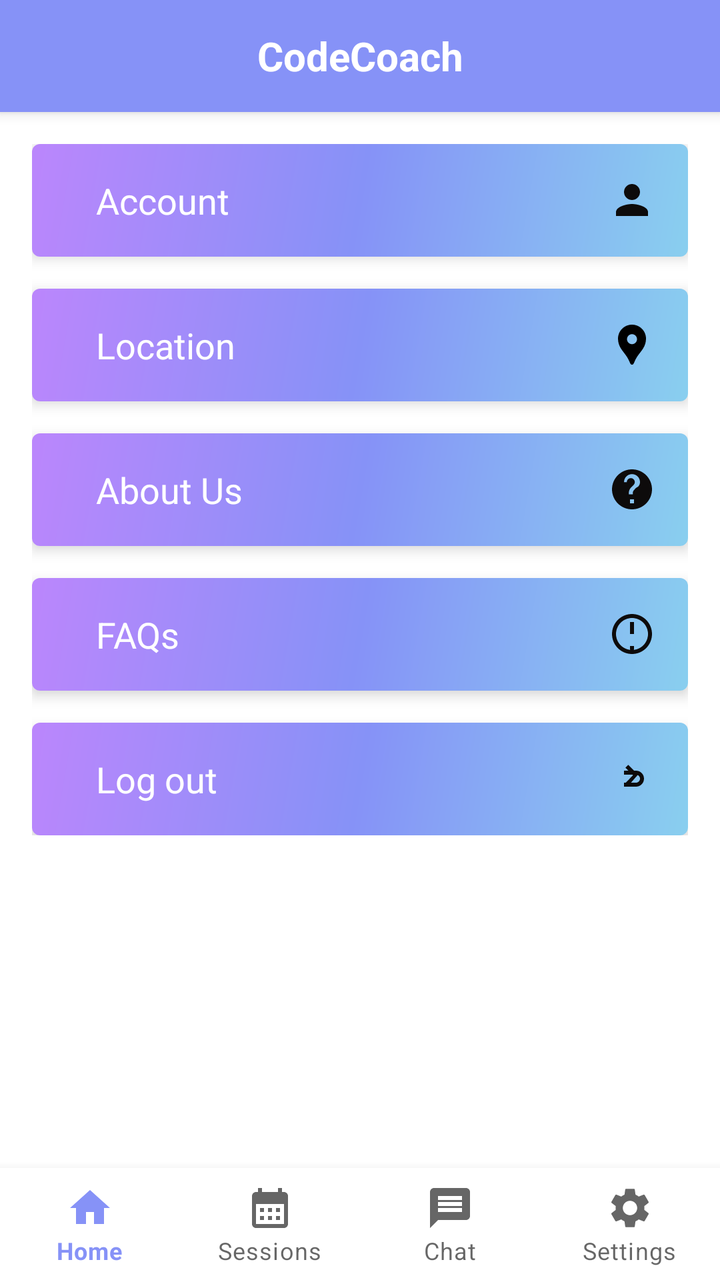
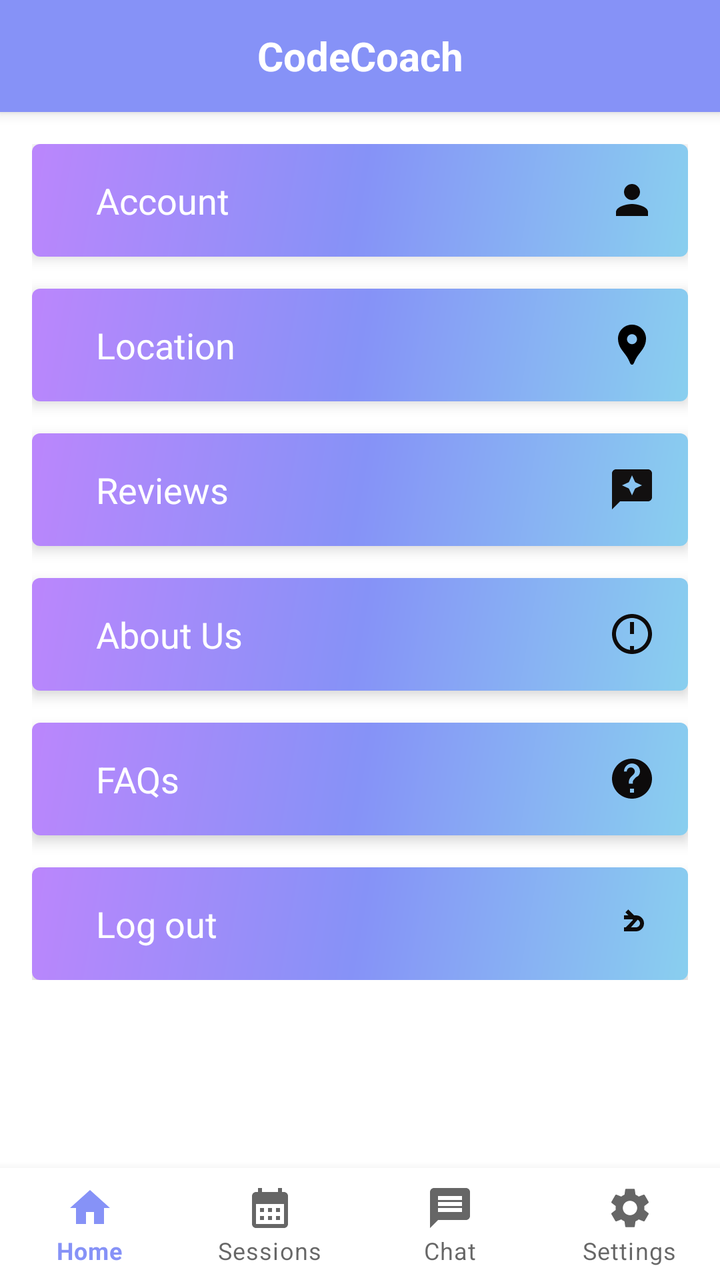

An Android layout rendered at two revisions. The XML below is the earlier revision; the diff shows what the commit changed to produce the second picture.
<!-- AndroidManifest.xml: application theme Theme.CC -->
<!-- res/layout/activity_tutor_settings.xml -->
<?xml version="1.0" encoding="utf-8"?>
<androidx.constraintlayout.widget.ConstraintLayout
    xmlns:android="http://schemas.android.com/apk/res/android"
    xmlns:app="http://schemas.android.com/apk/res-auto"
    xmlns:tools="http://schemas.android.com/tools"
    android:id="@+id/main"
    android:layout_width="match_parent"
    android:layout_height="match_parent"
    android:background="@android:color/system_on_tertiary_light"
    tools:context=".TutorSettings"
    tools:ignore="NewApi">

    <androidx.appcompat.widget.Toolbar
        android:id="@+id/top_bar"
        android:layout_width="match_parent"
        android:layout_height="wrap_content"
        android:background="?attr/colorPrimary"
        android:elevation="4dp"
        tools:ignore="MissingConstraints">

        <TextView
            android:id="@+id/top_bar_title"
            android:layout_width="wrap_content"
            android:layout_height="wrap_content"
            android:layout_gravity="center"
            android:text="CodeCoach"
            android:textColor="@android:color/white"
            android:textSize="20sp"
            android:textStyle="bold" />
    </androidx.appcompat.widget.Toolbar>

    <ScrollView
        android:id="@+id/scrollView"
        android:layout_width="0dp"
        android:layout_height="0dp"
        app:layout_constraintTop_toBottomOf="@id/top_bar"
        app:layout_constraintBottom_toTopOf="@id/bottomNavigationView"
        app:layout_constraintStart_toStartOf="parent"
        app:layout_constraintEnd_toEndOf="parent">

        <LinearLayout
            android:layout_width="match_parent"
            android:layout_height="wrap_content"
            android:orientation="vertical"
            android:padding="16dp">

            <com.google.android.material.card.MaterialCardView
                android:id="@+id/accountCard"
                android:layout_width="match_parent"
                android:layout_height="wrap_content"
                android:layout_marginBottom="16dp"
                android:clickable="true"
                android:focusable="true"
                app:cardElevation="4dp">

                <LinearLayout
                    android:layout_width="match_parent"
                    android:layout_height="wrap_content"
                    android:background="@drawable/gradient"
                    android:orientation="horizontal"
                    android:padding="16dp"
                    android:gravity="center_vertical">

                    <TextView
                        android:layout_width="0dp"
                        android:layout_height="wrap_content"
                        android:layout_marginStart="16dp"
                        android:layout_weight="1"
                        android:textColor="@color/white"
                        android:text="Account"
                        android:textSize="18sp" />

                    <ImageView
                        android:layout_width="24dp"
                        android:layout_height="24dp"
                        android:contentDescription="@string/next"
                        android:src="@drawable/baseline_person_2" />
                </LinearLayout>
            </com.google.android.material.card.MaterialCardView>

            <com.google.android.material.card.MaterialCardView
                android:layout_width="match_parent"
                android:layout_height="wrap_content"
                android:layout_marginBottom="16dp"
                android:id="@+id/locationCard"
                android:clickable="true"
                android:focusable="true"
                app:cardElevation="4dp">

                <LinearLayout
                    android:layout_width="match_parent"
                    android:layout_height="wrap_content"
                    android:orientation="horizontal"
                    android:background="@drawable/gradient"
                    android:padding="16dp"
                    android:gravity="center_vertical">

                    <TextView
                        android:layout_width="0dp"
                        android:layout_height="wrap_content"
                        android:layout_marginStart="16dp"
                        android:layout_weight="1"
                        android:textColor="@color/white"
                        android:text="Location"
                        android:textSize="18sp" />

                    <ImageView
                        android:layout_width="24dp"
                        android:layout_height="24dp"
                        android:src="@drawable/baseline_location_pin_24"
                        android:contentDescription="@string/next" />
                </LinearLayout>
            </com.google.android.material.card.MaterialCardView>

            <com.google.android.material.card.MaterialCardView
                android:layout_width="match_parent"
                android:layout_height="wrap_content"
                android:layout_marginBottom="16dp"
                android:clickable="true"
                android:id="@+id/TutorAboutUs"
                android:focusable="true"
                app:cardElevation="4dp">

                <LinearLayout
                    android:layout_width="match_parent"
                    android:layout_height="wrap_content"
                    android:orientation="horizontal"
                    android:background="@drawable/gradient"
                    android:padding="16dp"
                    android:gravity="center_vertical">

                    <TextView
                        android:layout_width="0dp"
                        android:layout_height="wrap_content"
                        android:layout_marginStart="16dp"
                        android:layout_weight="1"
                        android:textColor="@color/white"
                        android:text="About Us"
                        android:textSize="18sp" />

                    <ImageView
                        android:layout_width="24dp"
                        android:layout_height="24dp"
                        android:src="@drawable/baseline_aboutus_24"
                        android:contentDescription="@string/next" />
                </LinearLayout>
            </com.google.android.material.card.MaterialCardView>

            <com.google.android.material.card.MaterialCardView
                android:layout_width="match_parent"
                android:layout_height="wrap_content"
                android:layout_marginBottom="16dp"
                android:id="@+id/TutorFaqCard"
                android:clickable="true"
                android:focusable="true"
                app:cardElevation="4dp">

                <LinearLayout
                    android:layout_width="match_parent"
                    android:layout_height="wrap_content"
                    android:orientation="horizontal"
                    android:background="@drawable/gradient"
                    android:padding="16dp"
                    android:gravity="center_vertical">

                    <TextView
                        android:layout_width="0dp"
                        android:layout_height="wrap_content"
                        android:layout_marginStart="16dp"
                        android:layout_weight="1"
                        android:textColor="@color/white"
                        android:text="FAQs"
                        android:textSize="18sp" />

                    <ImageView
                        android:layout_width="24dp"
                        android:layout_height="24dp"
                        android:src="@drawable/baseline_faqs_24"
                        android:contentDescription="@string/next" />
                </LinearLayout>
            </com.google.android.material.card.MaterialCardView>

            <com.google.android.material.card.MaterialCardView
                android:layout_width="match_parent"
                android:layout_height="wrap_content"
                android:clickable="true"
                android:id="@+id/logoutCard"
                android:focusable="true"
                app:cardElevation="4dp">

                <LinearLayout
                    android:layout_width="match_parent"
                    android:layout_height="wrap_content"
                    android:orientation="horizontal"
                    android:background="@drawable/gradient"
                    android:padding="16dp"
                    android:gravity="center_vertical">

                    <TextView
                        android:layout_width="0dp"
                        android:layout_height="wrap_content"
                        android:layout_marginStart="16dp"
                        android:layout_weight="1"
                        android:textColor="@color/white"
                        android:text="Log out"
                        android:textSize="18sp" />

                    <ImageView
                        android:layout_width="24dp"
                        android:layout_height="24dp"
                        android:src="@drawable/baseline_logout_24"
                        android:contentDescription="@string/next" />
                </LinearLayout>
            </com.google.android.material.card.MaterialCardView>

        </LinearLayout>
    </ScrollView>

    <FrameLayout
        android:id="@+id/fragment_container"
        android:layout_width="match_parent"
        android:layout_height="match_parent"
        android:layout_above="@id/bottomNavigationView"
        android:visibility="gone"
        tools:ignore="NotSibling" />

    <com.google.android.material.bottomnavigation.BottomNavigationView
        android:id="@+id/bottomNavigationView"
        android:layout_width="match_parent"
        android:layout_height="wrap_content"
        android:background="@color/white"
        app:labelVisibilityMode="labeled"
        app:layout_constraintBottom_toBottomOf="parent"
        app:layout_constraintStart_toStartOf="parent"
        app:layout_constraintEnd_toEndOf="parent"
        app:menu="@menu/bottom_menu" />>

</androidx.constraintlayout.widget.ConstraintLayout>
<!-- resources referenced by this layout -->
<resources>
  <color name="white">#FFFFFFFF</color>
  <!-- drawable baseline_aboutus_24 (drawable) -->
  <vector xmlns:android="http://schemas.android.com/apk/res/android"
      android:width="24dp"
      android:height="24dp"
      android:viewportWidth="24"
      android:viewportHeight="24"
      android:tint="#0D0B0B">
      <path
          android:fillColor="@color/white"
          android:pathData="M12 2C6.48 2 2 6.48 2 12s4.48 10 10 10 10-4.48 10-10S17.52 2 12 2zm1 17h-2v-2h2v2zm1.07-7.75l-.9.92c-.43.44-.77.97-.77 1.58v.75h-2v-.75c0-.99.45-1.99 1.17-2.71l1.24-1.24c.37-.37.59-.88.59-1.41 0-1.1-.9-2-2-2s-2 .9-2 2H8c0-2.21 1.79-4 4-4s4 1.79 4 4c0 .88-.36 1.68-.93 2.25z"/>
  </vector>
  <!-- drawable baseline_faqs_24 (drawable) -->
  <vector xmlns:android="http://schemas.android.com/apk/res/android"
      android:width="24dp"
      android:height="24dp"
      android:viewportWidth="24"
      android:viewportHeight="24"
      android:tint="#0D0B0B">
      <path
          android:fillColor="@color/white"
          android:pathData="M11 18h2v2h-2v-2zm1-16C6.48 2 2 6.48 2 12s4.48 10 10 10 10-4.48 10-10S17.52 2 12 2zm0 18c-4.41 0-8-3.59-8-8s3.59-8 8-8 8 3.59 8 8-3.59 8-8 8zm1-12h-2v4h2v-4zm0-2h-2v2h2V6z"/>
  </vector>
  <!-- drawable baseline_logout_24 (drawable) -->
  <vector xmlns:android="http://schemas.android.com/apk/res/android"
      android:width="24dp"
      android:height="24dp"
      android:viewportWidth="24"
      android:viewportHeight="24"
      android:tint="#0D0B0B">
      <path
          android:fillColor="@color/white"
          android:pathData="M10.09,15.59L8.67,14.17L12.5,10.33L8.67,6.5L10.09,5.09L15,10L10.09,15.59z M16,12c0,-1.11 -0.9,-2 -2,-2h-6v-2h6c2.21,0 4,1.79 4,4c0,2.21 -1.79,4 -4,4h-6v-2h6c1.1,0 2,-0.89 2,-2z"/>
  </vector>
  <!-- drawable baseline_person_2 (drawable) -->
  <vector xmlns:android="http://schemas.android.com/apk/res/android" android:height="24dp" android:tint="#0D0B0B" android:viewportHeight="24" android:viewportWidth="24" android:width="24dp">
        
      <path android:fillColor="@color/white" android:pathData="M12,12c2.21,0 4,-1.79 4,-4s-1.79,-4 -4,-4 -4,1.79 -4,4 1.79,4 4,4zM12,14c-2.67,0 -8,1.34 -8,4v2h16v-2c0,-2.66 -5.33,-4 -8,-4z"/>
      
  </vector>
  <!-- drawable gradient (drawable) -->
  <?xml version="1.0" encoding="utf-8"?>
  <shape xmlns:android="http://schemas.android.com/apk/res/android">
  
      <gradient android:startColor="@color/purple_200"
          android:centerColor="@color/lavender"
          android:endColor="@color/blue"
          android:angle="315"/>
  
  </shape>
  <string name="next">Next</string>
  <style name="Theme.CC" parent="Base.Theme.CC" />
  <color name="purple_200">#FFBB86FC</color>
  <color name="lavender">#8692f7</color>
  <color name="blue">#89CFEF</color>
  <style name="Base.Theme.CC" parent="Theme.MaterialComponents.DayNight.NoActionBar">
          
          <item name="colorPrimary">@color/lavender</item>
          <item name="colorPrimaryVariant">@color/lavender</item>
          <item name="colorOnPrimary">@color/white</item>
          
          <item name="colorSecondary">@color/teal_200</item>
          <item name="colorSecondaryVariant">@color/teal_700</item>
          <item name="colorOnSecondary">@color/black</item>
          
          <item name="android:statusBarColor">?attr/colorPrimaryVariant</item>
          
          
      </style>
  <color name="teal_200">#FF03DAC5</color>
  <color name="teal_700">#FF018786</color>
  <color name="black">#FF000000</color>
  <!-- unchanged entries left out for length: 1 -->
</resources>

<!-- the commit's change to res/layout/activity_tutor_settings.xml (unified diff, before → after) -->
@@ -116,6 +116,40 @@
                 android:layout_width="match_parent"
                 android:layout_height="wrap_content"
                 android:layout_marginBottom="16dp"
+                android:id="@+id/reviewsCard"
+                android:clickable="true"
+                android:focusable="true"
+                app:cardElevation="4dp">
+
+                <LinearLayout
+                    android:layout_width="match_parent"
+                    android:layout_height="wrap_content"
+                    android:orientation="horizontal"
+                    android:background="@drawable/gradient"
+                    android:padding="16dp"
+                    android:gravity="center_vertical">
+
+                    <TextView
+                        android:layout_width="0dp"
+                        android:layout_height="wrap_content"
+                        android:layout_marginStart="16dp"
+                        android:layout_weight="1"
+                        android:textColor="@color/white"
+                        android:text="Reviews"
+                        android:textSize="18sp" />
+
+                    <ImageView
+                        android:layout_width="24dp"
+                        android:layout_height="24dp"
+                        android:src="@drawable/reviews"
+                        android:contentDescription="@string/next" />
+                </LinearLayout>
+            </com.google.android.material.card.MaterialCardView>
+
+            <com.google.android.material.card.MaterialCardView
+                android:layout_width="match_parent"
+                android:layout_height="wrap_content"
+                android:layout_marginBottom="16dp"
                 android:clickable="true"
                 android:id="@+id/TutorAboutUs"
                 android:focusable="true"
@@ -141,41 +175,41 @@
                     <ImageView
                         android:layout_width="24dp"
                         android:layout_height="24dp"
+                        android:src="@drawable/baseline_faqs_24"
+                        android:contentDescription="@string/next" />
+                </LinearLayout>
+            </com.google.android.material.card.MaterialCardView>
+
+            <com.google.android.material.card.MaterialCardView
+                android:layout_width="match_parent"
+                android:layout_height="wrap_content"
+                android:layout_marginBottom="16dp"
+                android:id="@+id/TutorFaqCard"
+                android:clickable="true"
+                android:focusable="true"
+                app:cardElevation="4dp">
+
+                <LinearLayout
+                    android:layout_width="match_parent"
+                    android:layout_height="wrap_content"
+                    android:orientation="horizontal"
+                    android:background="@drawable/gradient"
+                    android:padding="16dp"
+                    android:gravity="center_vertical">
+
+                    <TextView
+                        android:layout_width="0dp"
+                        android:layout_height="wrap_content"
+                        android:layout_marginStart="16dp"
+                        android:layout_weight="1"
+                        android:textColor="@color/white"
+                        android:text="FAQs"
+                        android:textSize="18sp" />
+
+                    <ImageView
+                        android:layout_width="24dp"
+                        android:layout_height="24dp"
                         android:src="@drawable/baseline_aboutus_24"
-                        android:contentDescription="@string/next" />
-                </LinearLayout>
-            </com.google.android.material.card.MaterialCardView>
-
-            <com.google.android.material.card.MaterialCardView
-                android:layout_width="match_parent"
-                android:layout_height="wrap_content"
-                android:layout_marginBottom="16dp"
-                android:id="@+id/TutorFaqCard"
-                android:clickable="true"
-                android:focusable="true"
-                app:cardElevation="4dp">
-
-                <LinearLayout
-                    android:layout_width="match_parent"
-                    android:layout_height="wrap_content"
-                    android:orientation="horizontal"
-                    android:background="@drawable/gradient"
-                    android:padding="16dp"
-                    android:gravity="center_vertical">
-
-                    <TextView
-                        android:layout_width="0dp"
-                        android:layout_height="wrap_content"
-                        android:layout_marginStart="16dp"
-                        android:layout_weight="1"
-                        android:textColor="@color/white"
-                        android:text="FAQs"
-                        android:textSize="18sp" />
-
-                    <ImageView
-                        android:layout_width="24dp"
-                        android:layout_height="24dp"
-                        android:src="@drawable/baseline_faqs_24"
                         android:contentDescription="@string/next" />
                 </LinearLayout>
             </com.google.android.material.card.MaterialCardView>
<!-- resource entries referenced after the edit -->
@@ -50,6 +50,12 @@
           android:angle="315"/>
   
   </shape>
+  <!-- drawable reviews (drawable) -->
+  <vector xmlns:android="http://schemas.android.com/apk/res/android" android:height="24dp" android:tint="#121010" android:viewportHeight="24" android:viewportWidth="24" android:width="24dp">
+        
+      <path android:fillColor="@android:color/white" android:pathData="M20,2H4C2.9,2 2,2.9 2,4v18l4,-4h14c1.1,0 2,-0.9 2,-2V4C22,2.9 21.1,2 20,2zM13.57,11.57L12,15l-1.57,-3.43L7,10l3.43,-1.57L12,5l1.57,3.43L17,10L13.57,11.57z"/>
+      
+  </vector>
   <string name="next">Next</string>
   <style name="Theme.CC" parent="Base.Theme.CC" />
   <color name="purple_200">#FFBB86FC</color>
